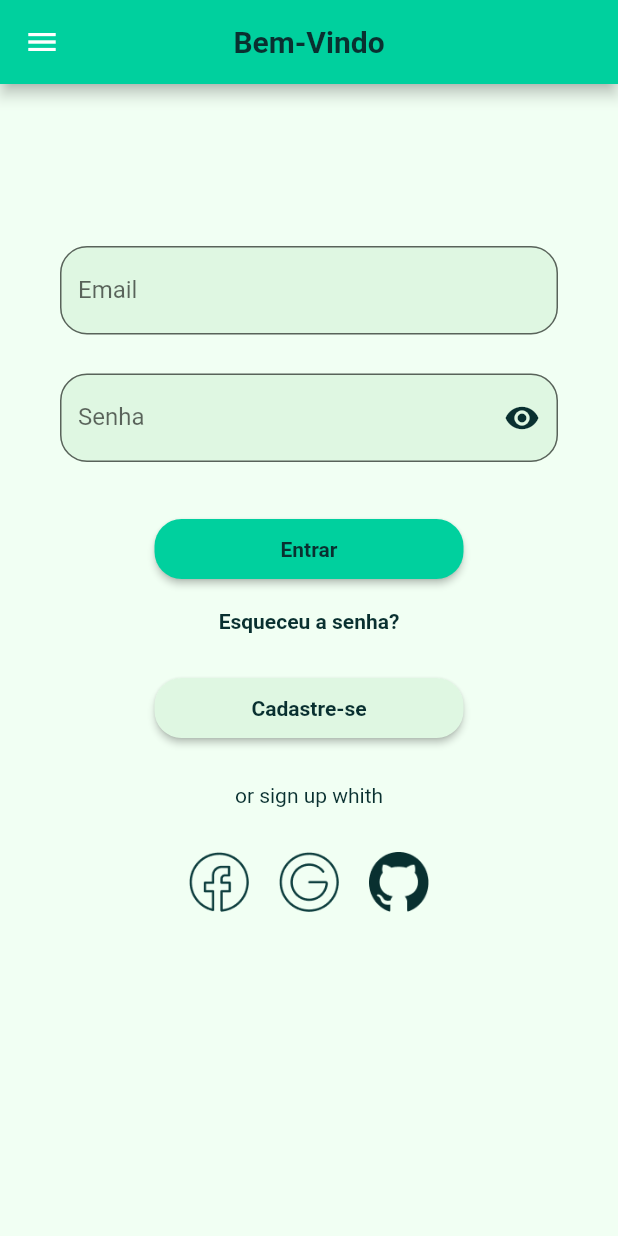
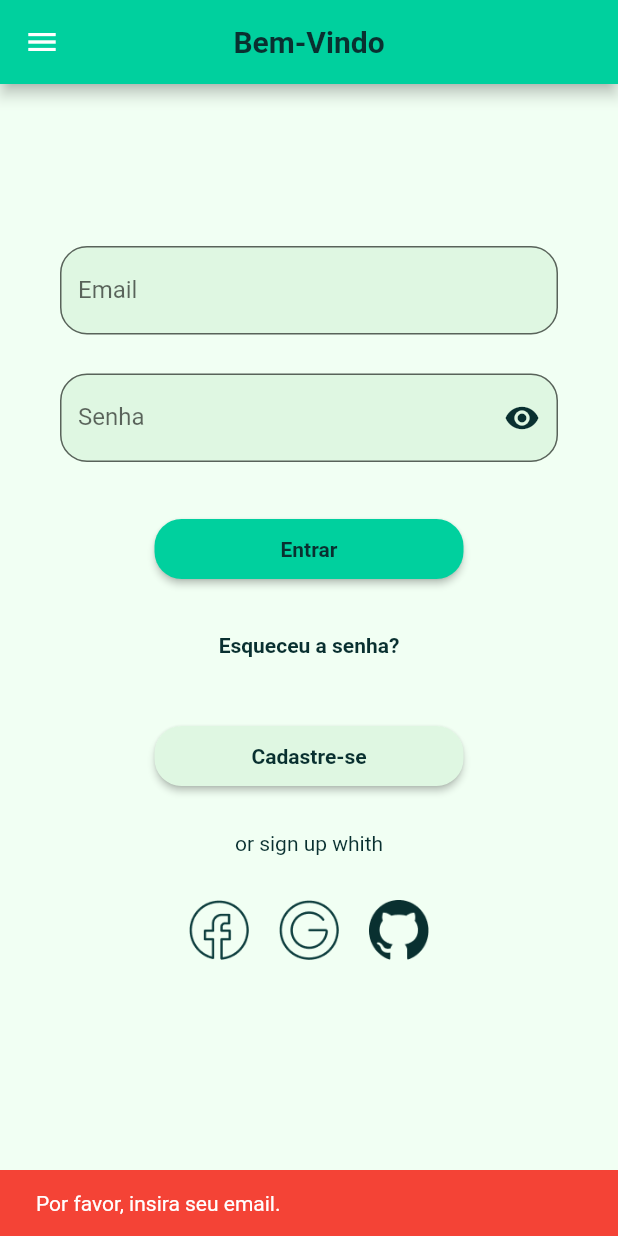
Before and after one commit to Madson-Carvalho/expenses_control, a Flutter app: the screen it shows after launch, after a tap on "Esqueceu a senha?", on a phone screen of 412 x 824 dp. Run offline on Flutter 3.47's test engine with Material 3 defaults, Android fonts, the phone set to English and light mode, and no system bars; our stand-ins replace cloud_firestore, firebase_auth, firebase_core; accounts and stored records are empty; network calls fail.

Commit message:
Criação e implementação da pagina loginPagev2

```diff
--- a/lib/services/auth_service.dart
+++ b/lib/services/auth_service.dart
@@ -20,4 +20,25 @@ class FirebaseAuthService {
     var user = auth.currentUser!.displayName;
     return user;
   }
+
+  login(String email, String password) async {
+    try {
+      UserCredential userCredential = await auth.signInWithEmailAndPassword(
+        email: email,
+        password: password,
+      );
+
+      return userCredential.user;
+    } catch (e) {
+      rethrow;
+    }
+  }
+
+  sendPasswordResetEmail(String email) async {
+    try {
+      await auth.sendPasswordResetEmail(email: email);
+    } catch (e) {
+      rethrow;
+    }
+  }
 }
--- a/lib/views/login_page.dart
+++ b/lib/views/login_page.dart
@@ -46,36 +46,52 @@ class LoginPage extends StatelessWidget {
                 child: CustomButton(
                   titleButton: "Entrar",
                   backgroundColor: const Color(0xFF00D09E),
-                  color: const Color(0xFF093030), onPressed: () {  },
-                  // onPressed: () async {
-                  //   try {
-                  //     if (passwordController.text ==
-                  //         confirmPasswordController.text) {
-                  //       await FirebaseAuthService().register(
-                  //           nameController.text,
-                  //           emailController.text,
-                  //           passwordController.text);
-                  //
-                  //       Navigator.pushReplacementNamed(context, '/');
-                  //     } else {
-                  //       ScaffoldMessenger.of(context)
-                  //           .showSnackBar(const SnackBar(
-                  //         content: Text("As senhas não iguais..."),
-                  //       ));
-                  //     }
-                  //   } catch (e) {
-                  //     ScaffoldMessenger.of(context).showSnackBar(const SnackBar(
-                  //       content: Text("Usuário ou senha incorreta..."),
-                  //     ));
-                  //   }
-                  // },
+                  color: const Color(0xFF093030),
+                    onPressed: () async {
+                      try {
+                        await FirebaseAuthService().login(
+                          emailController.text,
+                          passwordController.text,
+                        );
+                        Navigator.pushReplacementNamed(context, '/');
+                      } catch (e) {
+                        ScaffoldMessenger.of(context).showSnackBar(const SnackBar(
+                          content: Text('Usuário ou senha incorretos.'),
+                          backgroundColor: Colors.red,
+                        ));
+                      }
+                    }
                 ),
               ),
               Padding(
                 padding: const EdgeInsets.only(top: 20, bottom: 20),
-                child: GestureDetector(
-                  onTap: () {
-                    Navigator.pushNamed(context, '/forgot-password');
+                child: TextButton(
+                  onPressed: () async {
+                    if (emailController.text.isNotEmpty) {
+                      try {
+                        await FirebaseAuthService().sendPasswordResetEmail(emailController.text);
+                        ScaffoldMessenger.of(context).showSnackBar(
+                          const SnackBar(
+                            content: Text('Email de recuperação enviado!'),
+                            backgroundColor: Colors.green,
+                          ),
+                        );
+                      } catch (e) {
+                        ScaffoldMessenger.of(context).showSnackBar(
+                          const SnackBar(
+                            content: Text('Erro ao enviar email. Verifique o email e tente novamente.'),
+                            backgroundColor: Colors.red,
+                          ),
+                        );
+                      }
+                    } else {
+                      ScaffoldMessenger.of(context).showSnackBar(
+                        const SnackBar(
+                          content: Text('Por favor, insira seu email.'),
+                          backgroundColor: Colors.red,
+                        ),
+                      );
+                    }
                   },
                   child: const Text(
                     "Esqueceu a senha?",
@@ -88,10 +104,6 @@ class LoginPage extends StatelessWidget {
               ),
               Padding(
                 padding: const EdgeInsets.only(top: 10),
-                child: GestureDetector(
-                  onTap: () {
-                    Navigator.pushNamed(context, '/register-user');
-                  },
                 child: CustomButton(
                   titleButton: "Cadastre-se",
                   backgroundColor: const Color(0xFFDFF7E2),
@@ -101,13 +113,8 @@ class LoginPage extends StatelessWidget {
                   },
                 ),
               ),
-              ),
               Padding(
-                padding: const EdgeInsets.only(top: 30),
-                child: GestureDetector(
-                  onTap: () {
-                    Navigator.pushNamed(context, '/forgot-password');
-                  },
+                padding: const EdgeInsets.only(top: 30, bottom: 30),
                 child: const Text(
                   "or sign up whith",
                   style: TextStyle(
@@ -115,8 +122,6 @@ class LoginPage extends StatelessWidget {
                   ),
                 ),
               ),
-              ),
-              SizedBox(height: 30),
               Row(
                 mainAxisAlignment: MainAxisAlignment.center,
                 children: [
@@ -139,7 +144,6 @@ class LoginPage extends StatelessWidget {
                   ),
                 ],
               ),
-
             ],
           ),
         ),
```
Lines whose indentation alone changed are shown as unchanged.
